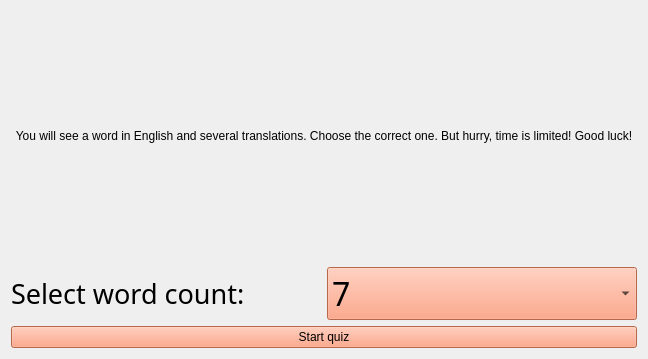
Qt form startquizwidget.ui (sinfillo/SpeakSavvy) before a commit.
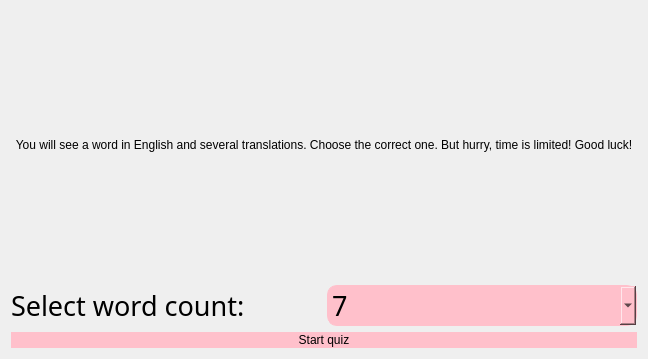
The same form after that commit.

Diff of the .ui file:
```diff
--- a/startquizwidget.ui
+++ b/startquizwidget.ui
@@ -37,10 +37,15 @@
     <widget class="QLabel" name="label">
      <property name="font">
       <font>
-       <family>PT Mono</family>
+       <family>YuGothic</family>
        <pointsize>20</pointsize>
+       <italic>false</italic>
+       <bold>false</bold>
       </font>
      </property>
+     <property name="styleSheet">
+      <string notr="true">font: 20pt &quot;YuGothic&quot;;</string>
+     </property>
      <property name="text">
       <string>Select word count:</string>
      </property>
@@ -51,14 +56,17 @@
      <property name="font">
       <font>
        <family>PT Mono</family>
-       <pointsize>24</pointsize>
+       <pointsize>20</pointsize>
        <italic>false</italic>
        <bold>false</bold>
       </font>
      </property>
      <property name="styleSheet">
-      <string notr="true">font: 24pt &quot;PT Mono&quot;;
-background-color: rgb(255, 144, 106);</string>
+      <string notr="true">border: 1px solid pink;
+background-color: pink;
+font: 20pt;
+border-radius: 10;
+</string>
      </property>
      <item>
       <property name="text">
@@ -80,8 +88,10 @@
    <item row="2" column="0" colspan="2">
     <widget class="QPushButton" name="startQuizButton">
      <property name="styleSheet">
-      <string notr="true">font: 24pt &quot;PT Mono&quot;;
-background-color: rgb(255, 144, 106);</string>
+      <string notr="true">font: 24pt &quot;YuGothic&quot;;
+border-radius: 10;
+border: 1px solid pink;
+background-color: pink;</string>
      </property>
      <property name="text">
       <string>Start quiz</string>
```
Left out of the diff: 2 changed lines with no effect on the pictures.
